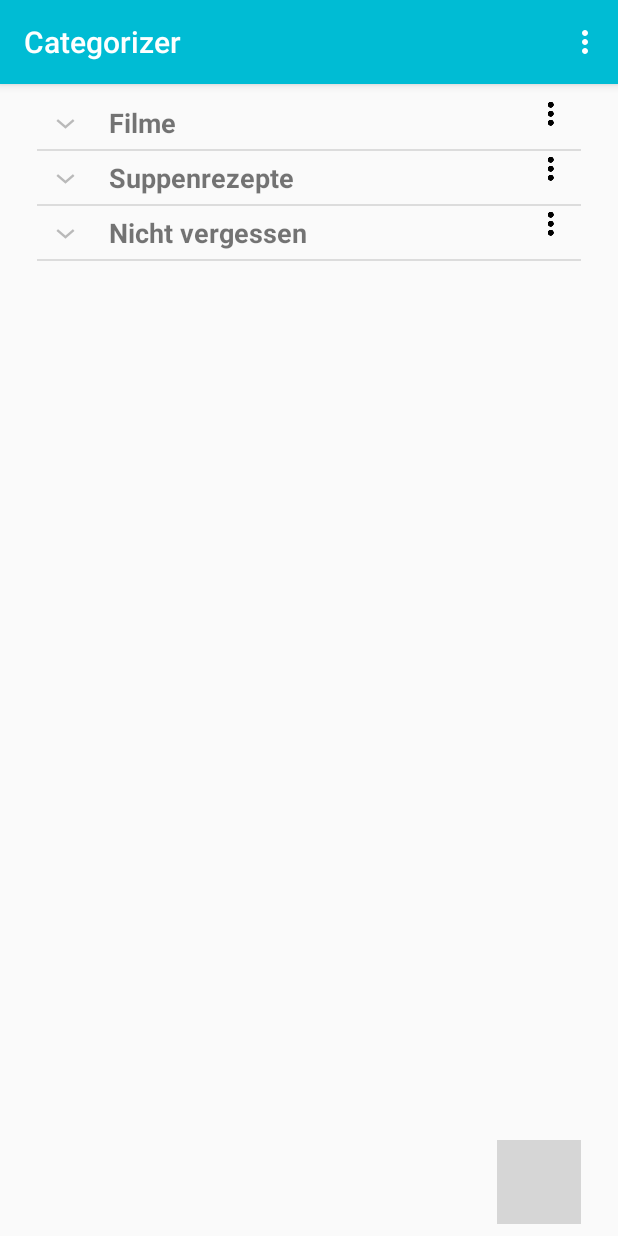
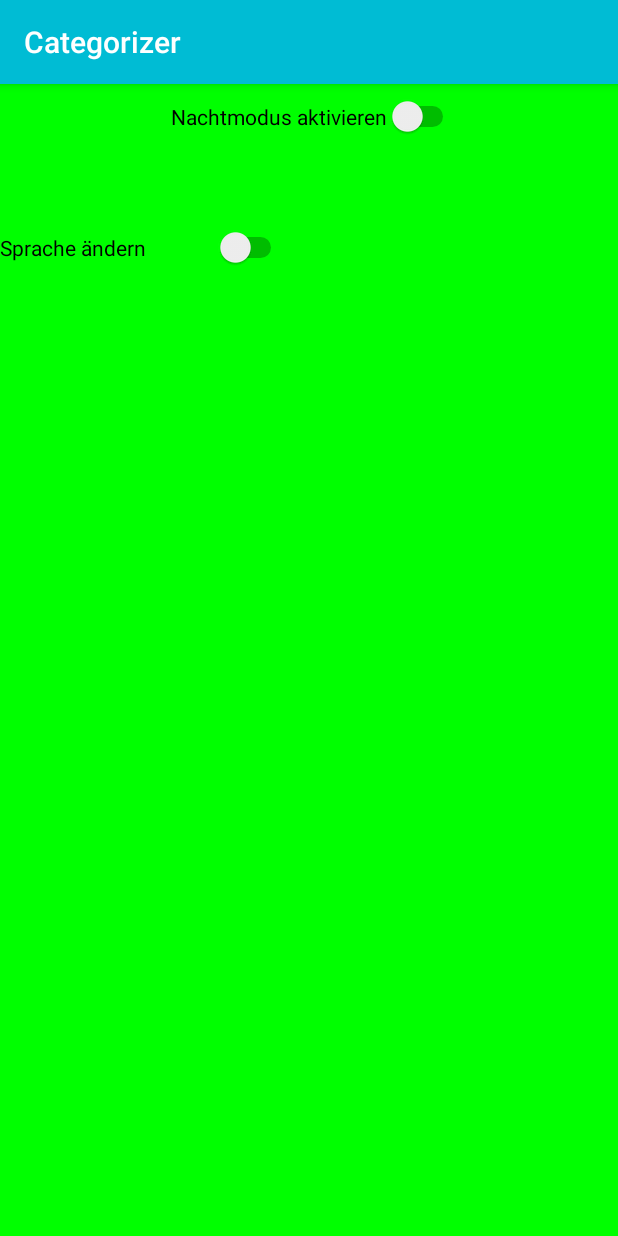
Before and after one commit to kkussyk/android, an Android app: the screen it shows after launch (MainActivity before the commit, Settings after it), in the options menu, after a tap on "Einstellungen", on a phone screen of 412 x 824 dp. Run offline under Robolectric (Android 15) with nearby library versions, the phone set to English and light mode, and no system bars; libraries missing offline, so code that uses them is left out: com.github.clans.fab; plain views replace FloatingActionButton, FloatingActionMenu; 5 statements that could not run were skipped; grey boxes are pictures that could not be loaded.

Commit message:
farbe und sprache ändern

```diff
--- a/app/src/main/AndroidManifest.xml
+++ b/app/src/main/AndroidManifest.xml
@@ -17,7 +17,8 @@
             </intent-filter>
         </activity>
         <activity android:name=".ItemEditActivity" />
-        <activity android:name=".CategoryEditActivity"></activity>
+        <activity android:name=".CategoryEditActivity" />
+        <activity android:name=".Settings"></activity>
     </application>
 
 </manifest>
--- a/app/src/main/java/android/hochschule/com/categorizer/MainActivity.java
+++ b/app/src/main/java/android/hochschule/com/categorizer/MainActivity.java
@@ -4,6 +4,8 @@ import android.app.AlertDialog;
 import android.app.Dialog;
 import android.content.DialogInterface;
 import android.content.Intent;
+import android.graphics.Color;
+import android.support.constraint.ConstraintLayout;
 import android.support.v7.app.AppCompatActivity;
 import android.os.Bundle;
 import android.text.InputFilter;
@@ -35,6 +37,7 @@ public class MainActivity extends AppCompatActivity {
         super.onCreate(savedInstanceState);
         setContentView(R.layout.activity_main);
 
+
         initFloatingActionButton();
         initExpandableList();
     }
@@ -52,7 +55,8 @@ public class MainActivity extends AppCompatActivity {
         switch (id) {
             case R.id.mnuSettings:
                 //Toast ersetzen durch Einstellungen Activity Aufruf
-                Toast.makeText(MainActivity.this, "Einstellungen gedrückt!", Toast.LENGTH_SHORT).show();
+                //Toast.makeText(MainActivity.this, "Einstellungen gedrückt!", Toast.LENGTH_SHORT).show();
+                startActivity(new Intent(this, Settings.class));
                 return true;
             case R.id.mnuAuthors:
                 final AlertDialog alert = new AlertDialog.Builder(MainActivity.this).create();
@@ -349,6 +353,17 @@ public class MainActivity extends AppCompatActivity {
         }
     }
 
+    protected void onResume(){
+        super.onResume();
+        ConstraintLayout main = (ConstraintLayout) findViewById(R.id.main);
+
+        if(Settings.nightmode){
+            main.setBackgroundColor(Color.RED);
+        }else{
+            main.setBackgroundColor(Color.GREEN);
+        }
+    }
+
     public void setCurrentGrpPos(int currentGrpPos) {
         this.currentGrpPos = currentGrpPos;
     }
--- /dev/null
+++ b/app/src/main/java/android/hochschule/com/categorizer/Settings.java
@@ -0,0 +1,94 @@
+package android.hochschule.com.categorizer;
+
+import android.content.Intent;
+import android.content.SharedPreferences;
+import android.content.res.Configuration;
+import android.content.res.Resources;
+import android.graphics.Color;
+import android.support.constraint.ConstraintLayout;
+import android.support.v7.app.AppCompatActivity;
+import android.os.Bundle;
+import android.util.DisplayMetrics;
+import android.widget.CompoundButton;
+import android.widget.Switch;
+
+import java.util.Locale;
+
+public class Settings extends AppCompatActivity {
+
+    public static final String PREFS_NAME = "MyPrefsFile";
+    private Switch nightmodeSwitch, languageSwitch;
+    public static boolean nightmode = false;
+    private boolean language = false;
+    ConstraintLayout settings = null;
+
+    @Override
+    protected void onCreate(Bundle savedInstanceState) {
+        super.onCreate(savedInstanceState);
+        setContentView(R.layout.activity_settings);
+        settings = (ConstraintLayout) findViewById(R.id.settings);
+        nightmodeSwitch = (Switch) findViewById(R.id.switch1);
+        languageSwitch = (Switch) findViewById(R.id.switch2);
+
+        final SharedPreferences sharedPreferences = getSharedPreferences(PREFS_NAME, 0);
+        nightmode = sharedPreferences.getBoolean("nightmode", false);
+        nightmodeSwitch.setChecked(nightmode);
+        language = sharedPreferences.getBoolean("language", false);
+        languageSwitch.setChecked(language);
+
+        nightmodeSwitch.setOnCheckedChangeListener(new CompoundButton.OnCheckedChangeListener() {
+            public void onCheckedChanged(CompoundButton buttonView, boolean isChecked) {
+                if (isChecked) {
+                    settings.setBackgroundColor(Color.RED);
+                    //Toast.makeText(getApplicationContext(), "Switch on!", Toast.LENGTH_LONG).show();
+                } else {
+                    settings.setBackgroundColor(Color.GREEN);
+                    //Toast.makeText(getApplicationContext(), "Switch off!", Toast.LENGTH_LONG).show();
+                }
+
+
+                SharedPreferences.Editor editor = sharedPreferences.edit();
+                editor.putBoolean("nightmode", isChecked);
+                editor.commit();
+            }
+        });
+
+        languageSwitch.setOnCheckedChangeListener(new CompoundButton.OnCheckedChangeListener() {
+            public void onCheckedChanged(CompoundButton buttonView, boolean isChecked) {
+                if (isChecked) {
+                    setLocale("en");
+                }else{
+                    setLocale("default");
+                }
+
+                SharedPreferences.Editor editor = sharedPreferences.edit();
+                editor.putBoolean("language", isChecked);
+                editor.commit();
+            }
+        });
+    }
+
+    public void setLocale(String lang) {
+        Locale myLocale = new Locale(lang);
+        Resources res = getResources();
+        DisplayMetrics dm = res.getDisplayMetrics();
+        Configuration conf = res.getConfiguration();
+        conf.setLocale(myLocale);
+        res.updateConfiguration(conf, dm);
+
+        Intent refresh = new Intent(this, MainActivity.class);
+        finish();
+        startActivity(refresh);
+
+    }
+
+    protected void onResume(){
+        super.onResume();
+
+        if(nightmode){
+            settings.setBackgroundColor(Color.RED);
+        }else{
+            settings.setBackgroundColor(Color.GREEN);
+        }
+    }
+}
--- a/app/src/main/res/layout/activity_main.xml
+++ b/app/src/main/res/layout/activity_main.xml
@@ -3,6 +3,7 @@
     xmlns:app="http://schemas.android.com/apk/res-auto"
     xmlns:fab="http://schemas.android.com/apk/res-auto"
     xmlns:tools="http://schemas.android.com/tools"
+    android:id="@+id/main"
     android:layout_width="match_parent"
     android:layout_height="match_parent"
     tools:context="android.hochschule.com.categorizer.MainActivity">
--- /dev/null
+++ b/app/src/main/res/layout/activity_settings.xml
@@ -0,0 +1,42 @@
+<?xml version="1.0" encoding="utf-8"?>
+<android.support.constraint.ConstraintLayout xmlns:android="http://schemas.android.com/apk/res/android"
+    xmlns:app="http://schemas.android.com/apk/res-auto"
+    xmlns:tools="http://schemas.android.com/tools"
+    android:id="@+id/settings"
+    android:layout_width="match_parent"
+    android:layout_height="match_parent"
+    tools:context="android.hochschule.com.categorizer.Settings"
+    android:background="@color/colorRipple">
+
+    <android.support.constraint.Guideline
+        android:layout_width="wrap_content"
+        android:layout_height="wrap_content"
+        android:id="@+id/guideline10"
+        app:layout_constraintGuide_begin="16dp"
+        android:orientation="vertical" />
+
+
+
+    <Switch
+        android:id="@+id/switch1"
+        android:layout_width="wrap_content"
+        android:layout_height="wrap_content"
+        android:layout_marginLeft="0dp"
+        android:layout_marginRight="8dp"
+        android:layout_marginTop="8dp"
+        android:text="Nachtmodus aktivieren"
+        android:textOff="Tagesmodus aktiv"
+        android:textOn="Nachtmodus aktiv"
+        app:layout_constraintLeft_toLeftOf="@+id/guideline10"
+        app:layout_constraintRight_toRightOf="parent"
+        app:layout_constraintTop_toTopOf="parent" />
+
+    <Switch
+        android:id="@+id/switch2"
+        android:layout_width="191dp"
+        android:layout_height="26dp"
+        android:layout_marginTop="60dp"
+        android:text="Sprache ändern"
+        app:layout_constraintTop_toBottomOf="@+id/switch1"
+        tools:layout_editor_absoluteX="103dp" />
+</android.support.constraint.ConstraintLayout>
```
Also changed, not shown: 1 other file.
